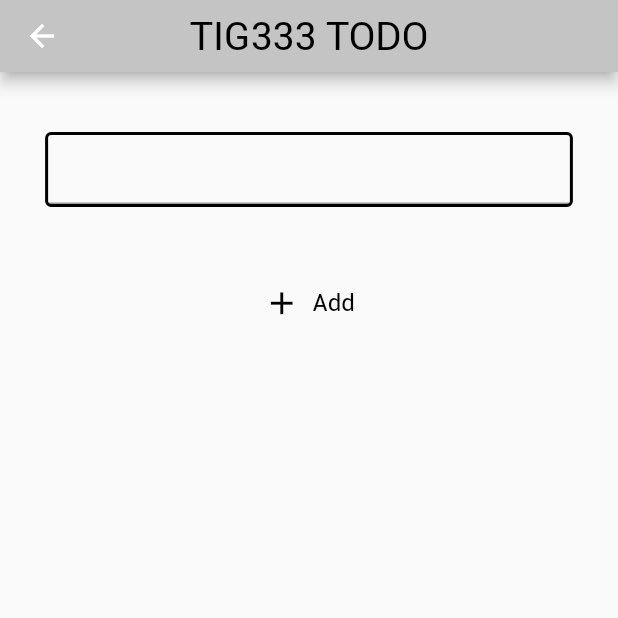
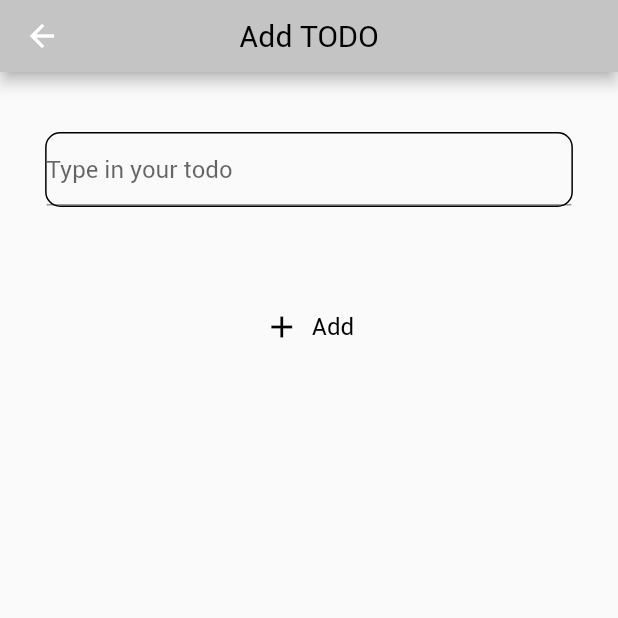
Before and after one commit to gu-tig333-ht22/gusjonmafm, a Flutter app: the screen it shows after launch, after a tap on the "add" icon, on a phone screen of 412 x 824 dp, the top half of it. Run offline on Flutter 3.47's test engine with Material 2 defaults, Android fonts, the phone set to English and light mode, and no system bars.

```diff
--- /dev/null
+++ b/lib/addview.dart
@@ -0,0 +1,80 @@
+import 'package:flutter/material.dart';
+import 'package:provider/provider.dart';
+
+import 'appbar.dart';
+import 'notifier.dart';
+
+class AddView extends StatelessWidget {
+  TextEditingController _myController = TextEditingController();
+
+  @override
+  Widget build(BuildContext context) {
+    return Scaffold(
+      appBar: appBar('Add TODO'),
+      body: Center(
+        child: Column(
+          children: [
+            Container(height: 40),
+            textField(context),
+            Container(height: 40),
+            addButtonAddView(context)
+          ],
+        ),
+      ),
+    );
+  }
+
+  Widget textField(context) {
+    return Container(
+      width: MediaQuery.of(context).size.width * 351 / 411,
+      child: Column(
+        children: [
+          Container(
+              height: 50,
+              // Satt boxen till samma proportioner som i figma
+              decoration: BoxDecoration(
+                  border: Border.all(width: 1),
+                  borderRadius: BorderRadius.all(Radius.circular(10))),
+              child: TextField(
+                decoration: InputDecoration(hintText: 'Type in your todo'),
+                controller: _myController,
+                onSubmitted: (value) {
+                  validateInput(_myController.text, context);
+                },
+              )),
+          Consumer<MyErrorNotifier>(
+              builder: (context, myChangeNotifier, child) => Align(
+                  alignment: Alignment.bottomLeft,
+                  child: Text(
+                      Provider.of<MyErrorNotifier>(context, listen: false)
+                          .getErrorMessage,
+                      style: TextStyle(color: Colors.red))))
+        ],
+      ),
+    );
+  }
+
+  validateInput(String input, context) {
+    if (input == '') {
+      Provider.of<MyErrorNotifier>(context, listen: false)
+          .setErrorMessage(true);
+    } else {
+      Provider.of<MyErrorNotifier>(context, listen: false)
+          .setErrorMessage(false);
+      Provider.of<MyChangeNotifier>(context, listen: false)
+          .addTask(_myController.text);
+      Navigator.pop(context);
+    }
+  }
+
+  Widget addButtonAddView(context) {
+    return TextButton.icon(
+      onPressed: () {
+        validateInput(_myController.text, context);
+      },
+      style: TextButton.styleFrom(primary: Colors.black),
+      icon: Icon(Icons.add),
+      label: Text('Add', style: TextStyle(fontSize: 16)),
+    );
+  }
+}
--- a/lib/appbar.dart
+++ b/lib/appbar.dart
@@ -11,8 +11,8 @@ PreferredSize appBarMain(context) {
     child: AppBar(
       centerTitle: true,
       title: const Text(
-        'TIG333 TODO',
-        style: TextStyle(fontSize: 26, color: Colors.black),
+        'TIG333 TODO-List',
+        style: TextStyle(fontSize: 20, color: Colors.black),
       ),
       backgroundColor: Color(figmaGrey),
       actions: [dropDownButton(context)],
@@ -26,6 +26,7 @@ Widget dropDownButton(context) {
   return DropdownButton(
       value: Provider.of<MyChangeNotifier>(context, listen: false)
           .getDropdownValue,
+      icon: Icon(Icons.filter_alt),
       items: list.map<DropdownMenuItem<String>>((String value) {
         return DropdownMenuItem<String>(
           value: value,
@@ -38,14 +39,14 @@ Widget dropDownButton(context) {
       });
 }
 
-PreferredSize appBarSecond() {
+PreferredSize appBar(String textTitle) {
   return PreferredSize(
     preferredSize: Size.fromHeight(48),
     child: AppBar(
       centerTitle: true,
-      title: const Text(
-        'TIG333 TODO',
-        style: TextStyle(fontSize: 26, color: Colors.black),
+      title: Text(
+        textTitle,
+        style: TextStyle(fontSize: 20, color: Colors.black),
       ),
       backgroundColor: Color(figmaGrey),
     ),
--- a/lib/main.dart
+++ b/lib/main.dart
@@ -2,7 +2,8 @@ import 'package:flutter/material.dart';
 import 'package:provider/provider.dart';
 
 import 'appbar.dart';
-import 'secondview.dart';
+import 'addview.dart';
+import 'editview.dart';
 import 'notifier.dart';
 
 const int figmaGrey = 0xffC4C4C4;
@@ -16,7 +17,8 @@ class MyApp extends StatelessWidget {
   Widget build(BuildContext context) {
     return MultiProvider(
       providers: [
-        ChangeNotifierProvider(create: (context) => MyChangeNotifier())
+        ChangeNotifierProvider(create: (context) => MyChangeNotifier()),
+        ChangeNotifierProvider(create: (context) => MyErrorNotifier())
       ],
       child: MaterialApp(
           debugShowCheckedModeBanner: false,
@@ -58,7 +60,7 @@ class MainView extends StatelessWidget {
             child: FloatingActionButton(
                 onPressed: () {
                   Navigator.push(context,
-                      MaterialPageRoute(builder: (context) => SecondView()));
+                      MaterialPageRoute(builder: (context) => AddView()));
                 },
                 backgroundColor: Color(figmaGrey),
                 child: Icon(
@@ -71,10 +73,17 @@ class MainView extends StatelessWidget {
 
   Widget listTile(Task task, context) {
     return ListTile(
-        shape: Border(bottom: BorderSide(color: Color(figmaGrey), width: 1)),
-        leading: checkBox(task, context),
-        title: textListTile(task, context),
-        trailing: deleteButton(task, context));
+      shape: Border(bottom: BorderSide(color: Color(figmaGrey), width: 1)),
+      leading: checkBox(task, context),
+      title: textListTile(task, context),
+      trailing: Wrap(
+        spacing: 10,
+        children: [
+          editButtonMainView(task, context),
+          deleteButton(task, context)
+        ],
+      ),
+    );
   }
 
   Widget checkBox(Task task, context) {
@@ -86,6 +95,28 @@ class MainView extends StatelessWidget {
         });
   }
 
+  Widget textListTile(Task task, context) {
+    if (task.getDone == true) {
+      return Text(task.getLabel,
+          style: TextStyle(decoration: TextDecoration.lineThrough));
+    } else {
+      return Text(task.getLabel);
+    }
+  }
+
+  Widget editButtonMainView(Task task, context) {
+    return IconButton(
+        onPressed: () async {
+          var newLabel = await Navigator.push(context,
+              MaterialPageRoute(builder: (context) => EditView(task.getLabel)));
+          if (newLabel != null) {
+            Provider.of<MyChangeNotifier>(context, listen: false)
+                .editTask(newLabel, task.getId);
+          }
+        },
+        icon: Icon(Icons.edit));
+  }
+
   Widget deleteButton(Task task, context) {
     return IconButton(
       icon: Icon(Icons.close),
@@ -95,13 +126,4 @@ class MainView extends StatelessWidget {
       },
     );
   }
-
-  Widget textListTile(Task task, context) {
-    if (task.getDone == true) {
-      return Text(task.getLabel,
-          style: TextStyle(decoration: TextDecoration.lineThrough));
-    } else {
-      return Text(task.getLabel);
-    }
-  }
 }
--- a/lib/secondview.dart
+++ /dev/null
@@ -1,63 +0,0 @@
-import 'package:flutter/material.dart';
-import 'package:provider/provider.dart';
-
-import 'appbar.dart';
-import 'notifier.dart';
-import 'main.dart';
-
-class SecondView extends StatelessWidget {
-  final myController = TextEditingController();
-  @override
-  Widget build(BuildContext context) {
-    return Scaffold(
-      appBar: appBarSecond(),
-      body: Center(
-        child: Column(
-          children: [
-            Container(height: 40),
-            textField(context),
-            Container(height: 40),
-            addButtonSecondView()
-          ],
-        ),
-      ),
-    );
-  }
-
-  Widget addButtonSecondView() {
-    return Consumer<MyChangeNotifier>(
-        builder: (context, myChangeNotifier, child) => TextButton.icon(
-              // <-- TextButton
-              onPressed: () {
-                myChangeNotifier.addTask(myController.text);
-                Navigator.pop(context);
-                ;
-              },
-              style: TextButton.styleFrom(primary: Colors.black),
-              icon: Icon(
-                Icons.add,
-                size: 25.0,
-              ),
-              label: Text('Add', style: TextStyle(fontSize: 16)),
-            ));
-  }
-
-  Widget textField(context) {
-    return Consumer<MyChangeNotifier>(
-        builder: (context, myChangeNotifier, child) => Container(
-            height: 50,
-            width: MediaQuery.of(context).size.width *
-                351 /
-                411, // Satt boxen till samma proportioner som i figma
-            decoration: BoxDecoration(
-                border: Border.all(width: 2),
-                borderRadius: BorderRadius.all(Radius.circular(4))),
-            child: TextField(
-              controller: myController,
-              onSubmitted: (value) {
-                myChangeNotifier.addTask(myController.text);
-                Navigator.pop(context);
-              },
-            )));
-  }
-}
--- a/pubspec.yaml
+++ b/pubspec.yaml
@@ -32,9 +32,12 @@ dependencies:
 
   provider: ^6.0.3
 
+
+
   # The following adds the Cupertino Icons font to your application.
   # Use with the CupertinoIcons class for iOS style icons.
   cupertino_icons: ^1.0.2
+  #http: ^0.13.5
 
 dev_dependencies:
   flutter_test:
```
Also changed, not shown: lib/editview.dart (added, +88 -0 lines), lib/notifier.dart (+22 -2 lines).
